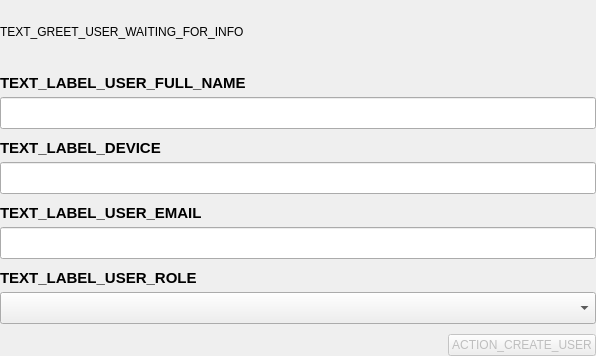
Above: parsec/core/gui/forms/greet_user_check_info_widget.ui from Scille/parsec-cloud before the change. Below: the same form after it.
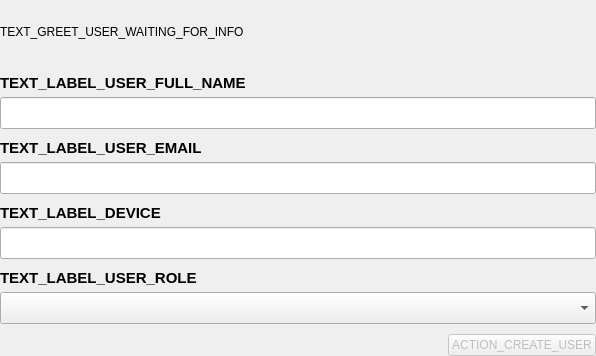
That is the form after the change.

Diff of the .ui file:
```diff
--- a/parsec/core/gui/forms/greet_user_check_info_widget.ui
+++ b/parsec/core/gui/forms/greet_user_check_info_widget.ui
@@ -99,48 +99,6 @@
         </item>
        </layout>
       </item>
-      <item>
-       <layout class="QVBoxLayout" name="verticalLayout_8">
-        <property name="spacing">
-         <number>5</number>
-        </property>
-        <item>
-         <widget class="QLabel" name="label_device">
-          <property name="font">
-           <font>
-            <pointsize>11</pointsize>
-            <weight>75</weight>
-            <bold>true</bold>
-           </font>
-          </property>
-          <property name="text">
-           <string>TEXT_LABEL_DEVICE</string>
-          </property>
-          <property name="alignment">
-           <set>Qt::AlignLeading|Qt::AlignLeft|Qt::AlignVCenter</set>
-          </property>
-         </widget>
-        </item>
-        <item>
-         <widget class="QLineEdit" name="line_edit_device">
-          <property name="minimumSize">
-           <size>
-            <width>0</width>
-            <height>32</height>
-           </size>
-          </property>
-          <property name="font">
-           <font>
-            <pointsize>12</pointsize>
-           </font>
-          </property>
-          <property name="placeholderText">
-           <string/>
-          </property>
-         </widget>
-        </item>
-       </layout>
-      </item>
       <item>
        <layout class="QVBoxLayout" name="verticalLayout_9">
         <property name="spacing">
@@ -189,6 +147,48 @@
         </item>
        </layout>
       </item>
+      <item>
+       <layout class="QVBoxLayout" name="verticalLayout_8">
+        <property name="spacing">
+         <number>5</number>
+        </property>
+        <item>
+         <widget class="QLabel" name="label_device">
+          <property name="font">
+           <font>
+            <pointsize>11</pointsize>
+            <weight>75</weight>
+            <bold>true</bold>
+           </font>
+          </property>
+          <property name="text">
+           <string>TEXT_LABEL_DEVICE</string>
+          </property>
+          <property name="alignment">
+           <set>Qt::AlignLeading|Qt::AlignLeft|Qt::AlignVCenter</set>
+          </property>
+         </widget>
+        </item>
+        <item>
+         <widget class="QLineEdit" name="line_edit_device">
+          <property name="minimumSize">
+           <size>
+            <width>0</width>
+            <height>32</height>
+           </size>
+          </property>
+          <property name="font">
+           <font>
+            <pointsize>12</pointsize>
+           </font>
+          </property>
+          <property name="placeholderText">
+           <string/>
+          </property>
+         </widget>
+        </item>
+       </layout>
+      </item>
       <item>
        <layout class="QVBoxLayout" name="verticalLayout_3">
         <property name="spacing">
```
Left out of the diff: 3 changed lines with no effect on the pictures.
